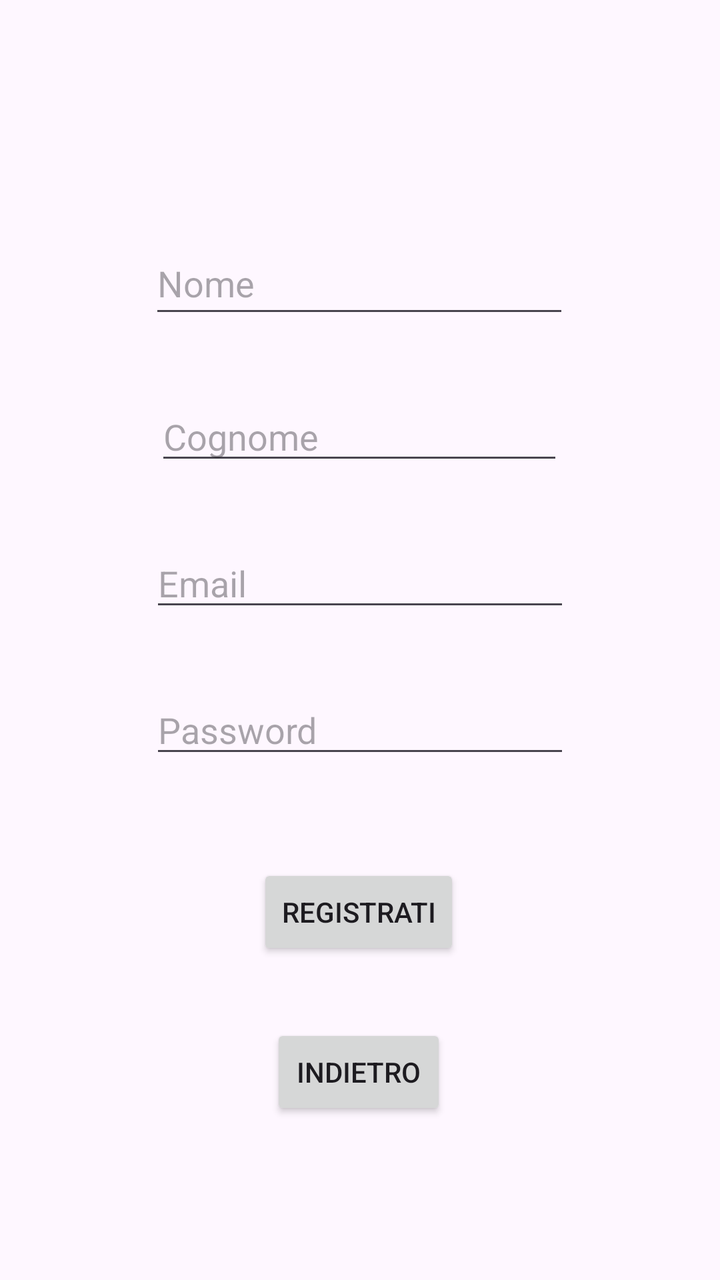
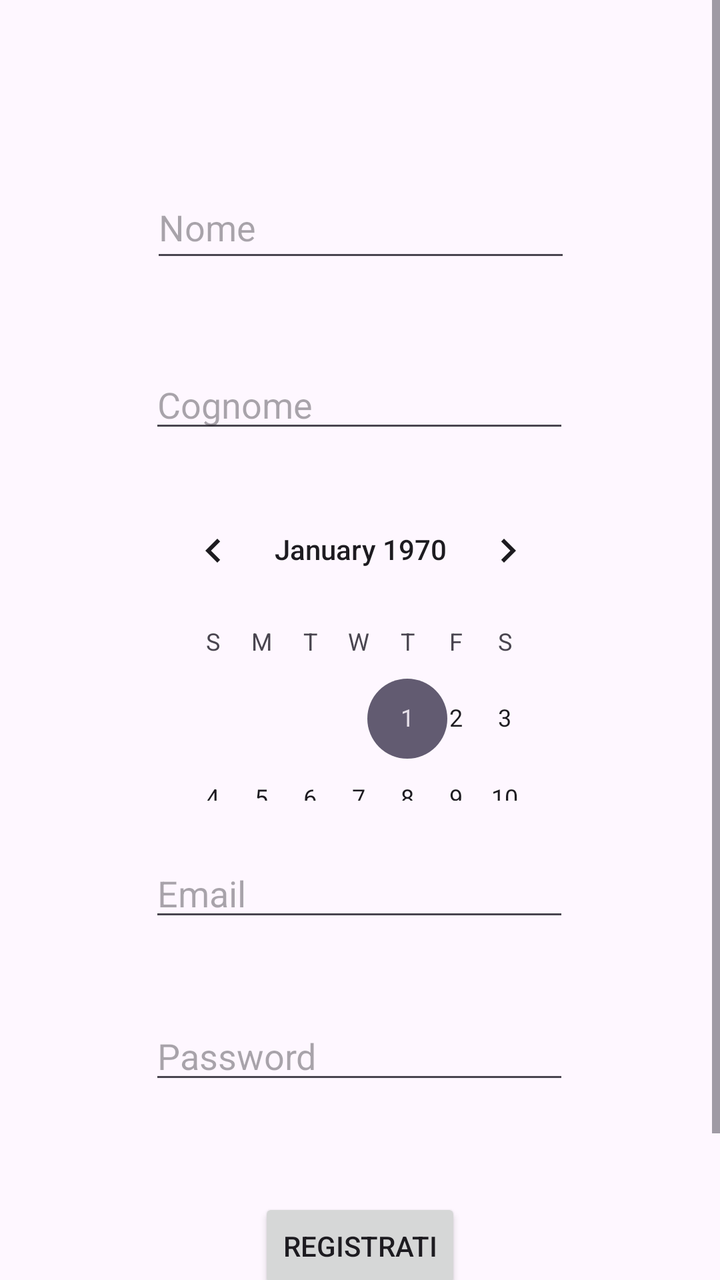

Screens rendered from an Android XML layout before and after an edit, with the pre-edit source and the edit as a unified diff.
<!-- AndroidManifest.xml: application theme Theme.AppAntincendio -->
<!-- res/layout/activity_second.xml -->
<?xml version="1.0" encoding="utf-8"?>
<androidx.constraintlayout.widget.ConstraintLayout xmlns:android="http://schemas.android.com/apk/res/android"
    xmlns:app="http://schemas.android.com/apk/res-auto"
    xmlns:tools="http://schemas.android.com/tools"
    android:id="@+id/main"
    android:layout_width="match_parent"
    android:layout_height="match_parent"
    tools:context=".SecondActivity"
    >

    <EditText
        android:id="@+id/editTextText"
        android:layout_width="wrap_content"
        android:layout_height="48dp"
        android:layout_marginTop="116dp"
        android:ems="10"
        android:hint="Nome"
        android:inputType="text"
        app:layout_constraintEnd_toEndOf="parent"
        app:layout_constraintHorizontal_bias="0.497"
        app:layout_constraintStart_toStartOf="parent"
        app:layout_constraintTop_toTopOf="parent" />

    <EditText
        android:id="@+id/editTextText2"
        android:layout_width="204dp"
        android:layout_height="wrap_content"
        android:layout_marginTop="32dp"
        android:ems="10"
        android:hint="Cognome"
        android:inputType="text"
        app:layout_constraintEnd_toEndOf="parent"
        app:layout_constraintHorizontal_bias="0.497"
        app:layout_constraintStart_toStartOf="parent"
        app:layout_constraintTop_toBottomOf="@+id/editTextText" />

    <EditText
        android:id="@+id/editTextTextEmailAddress"
        android:layout_width="wrap_content"
        android:layout_height="wrap_content"
        android:layout_marginTop="32dp"
        android:ems="10"
        android:hint="Email"
        android:inputType="textEmailAddress"
        app:layout_constraintEnd_toEndOf="parent"
        app:layout_constraintStart_toStartOf="parent"
        app:layout_constraintTop_toBottomOf="@+id/editTextText2" />

    <EditText
        android:id="@+id/editTextTextPassword"
        android:layout_width="wrap_content"
        android:layout_height="wrap_content"
        android:layout_marginTop="32dp"
        android:ems="10"
        android:hint="Password"
        android:inputType="textPassword"
        app:layout_constraintEnd_toEndOf="parent"
        app:layout_constraintStart_toStartOf="parent"
        app:layout_constraintTop_toBottomOf="@+id/editTextTextEmailAddress" />

    <Button
        android:id="@+id/button"
        android:layout_width="wrap_content"
        android:layout_height="wrap_content"
        android:layout_marginTop="48dp"
        android:text="Registrati"
        app:layout_constraintEnd_toEndOf="parent"
        app:layout_constraintHorizontal_bias="0.498"
        app:layout_constraintStart_toStartOf="parent"
        app:layout_constraintTop_toBottomOf="@+id/editTextTextPassword" />

    <Button
        android:id="@+id/indietro"
        android:layout_width="wrap_content"
        android:layout_height="wrap_content"
        android:layout_marginTop="32dp"
        android:text="Indietro"
        app:layout_constraintEnd_toEndOf="parent"
        app:layout_constraintHorizontal_bias="0.498"
        app:layout_constraintStart_toStartOf="parent"
        app:layout_constraintTop_toBottomOf="@+id/button" />

</androidx.constraintlayout.widget.ConstraintLayout>
<!-- resources referenced by this layout -->
<resources>
  <style name="Theme.AppAntincendio" parent="Theme.MaterialComponents.DayNight.DarkActionBar">
          
          <item name="colorPrimary">@color/purple_500</item>
          <item name="colorPrimaryVariant">@color/purple_700</item>
          <item name="colorOnPrimary">@color/white</item>
          
          <item name="colorSecondary">@color/teal_200</item>
          <item name="colorSecondaryVariant">@color/teal_700</item>
          <item name="colorOnSecondary">@color/black</item>
          
          <item name="android:statusBarColor">?attr/colorPrimaryVariant</item>
          
      </style>
  <color name="purple_500">#FF6200EE</color>
  <color name="purple_700">#FF3700B3</color>
  <color name="white">#FFFFFFFF</color>
  <color name="teal_200">#FF03DAC5</color>
  <color name="teal_700">#FF018786</color>
  <color name="black">#FF000000</color>
</resources>

<!-- the commit's change to res/layout/activity_second.xml (unified diff, before → after) -->
@@ -1,83 +1,101 @@
 <?xml version="1.0" encoding="utf-8"?>
-<androidx.constraintlayout.widget.ConstraintLayout xmlns:android="http://schemas.android.com/apk/res/android"
+<ScrollView xmlns:android="http://schemas.android.com/apk/res/android"
     xmlns:app="http://schemas.android.com/apk/res-auto"
     xmlns:tools="http://schemas.android.com/tools"
-    android:id="@+id/main"
-    android:layout_width="match_parent"
-    android:layout_height="match_parent"
-    tools:context=".SecondActivity"
-    >
+    tools:layout_editor_absoluteX="1dp"
+    tools:layout_editor_absoluteY="1dp"
+    android:layout_width="409dp"
+    android:layout_height="wrap_content">
 
-    <EditText
-        android:id="@+id/editTextText"
-        android:layout_width="wrap_content"
-        android:layout_height="48dp"
-        android:layout_marginTop="116dp"
-        android:ems="10"
-        android:hint="Nome"
-        android:inputType="text"
-        app:layout_constraintEnd_toEndOf="parent"
-        app:layout_constraintHorizontal_bias="0.497"
-        app:layout_constraintStart_toStartOf="parent"
-        app:layout_constraintTop_toTopOf="parent" />
+    <androidx.constraintlayout.widget.ConstraintLayout
+        android:id="@+id/main"
+        android:layout_width="match_parent"
+        android:layout_height="match_parent"
+        tools:context=".SecondActivity">
 
-    <EditText
-        android:id="@+id/editTextText2"
-        android:layout_width="204dp"
-        android:layout_height="wrap_content"
-        android:layout_marginTop="32dp"
-        android:ems="10"
-        android:hint="Cognome"
-        android:inputType="text"
-        app:layout_constraintEnd_toEndOf="parent"
-        app:layout_constraintHorizontal_bias="0.497"
-        app:layout_constraintStart_toStartOf="parent"
-        app:layout_constraintTop_toBottomOf="@+id/editTextText" />
 
-    <EditText
-        android:id="@+id/editTextTextEmailAddress"
-        android:layout_width="wrap_content"
-        android:layout_height="wrap_content"
-        android:layout_marginTop="32dp"
-        android:ems="10"
-        android:hint="Email"
-        android:inputType="textEmailAddress"
-        app:layout_constraintEnd_toEndOf="parent"
-        app:layout_constraintStart_toStartOf="parent"
-        app:layout_constraintTop_toBottomOf="@+id/editTextText2" />
+        <EditText
+            android:id="@+id/editTextText"
+            android:layout_width="wrap_content"
+            android:layout_height="48dp"
+            android:layout_marginTop="88dp"
+            android:ems="10"
+            android:hint="Nome"
+            android:inputType="text"
+            app:layout_constraintEnd_toEndOf="parent"
+            app:layout_constraintHorizontal_bias="0.502"
+            app:layout_constraintStart_toStartOf="parent"
+            app:layout_constraintTop_toTopOf="parent" />
 
-    <EditText
-        android:id="@+id/editTextTextPassword"
-        android:layout_width="wrap_content"
-        android:layout_height="wrap_content"
-        android:layout_marginTop="32dp"
-        android:ems="10"
-        android:hint="Password"
-        android:inputType="textPassword"
-        app:layout_constraintEnd_toEndOf="parent"
-        app:layout_constraintStart_toStartOf="parent"
-        app:layout_constraintTop_toBottomOf="@+id/editTextTextEmailAddress" />
+        <EditText
+            android:id="@+id/editTextTextEmailAddress"
+            android:layout_width="wrap_content"
+            android:layout_height="wrap_content"
+            android:layout_marginTop="24dp"
+            android:ems="10"
+            android:hint="Email"
+            android:inputType="textEmailAddress"
+            app:layout_constraintEnd_toEndOf="parent"
+            app:layout_constraintHorizontal_bias="0.497"
+            app:layout_constraintStart_toStartOf="parent"
+            app:layout_constraintTop_toBottomOf="@+id/calendarView" />
 
-    <Button
-        android:id="@+id/button"
-        android:layout_width="wrap_content"
-        android:layout_height="wrap_content"
-        android:layout_marginTop="48dp"
-        android:text="Registrati"
-        app:layout_constraintEnd_toEndOf="parent"
-        app:layout_constraintHorizontal_bias="0.498"
-        app:layout_constraintStart_toStartOf="parent"
-        app:layout_constraintTop_toBottomOf="@+id/editTextTextPassword" />
+        <Button
+            android:id="@+id/indietro"
+            android:layout_width="wrap_content"
+            android:layout_height="wrap_content"
+            android:layout_marginTop="28dp"
+            android:text="Indietro"
+            app:layout_constraintEnd_toEndOf="parent"
+            app:layout_constraintHorizontal_bias="0.503"
+            app:layout_constraintStart_toStartOf="parent"
+            app:layout_constraintTop_toBottomOf="@+id/button" />
 
-    <Button
-        android:id="@+id/indietro"
-        android:layout_width="wrap_content"
-        android:layout_height="wrap_content"
-        android:layout_marginTop="32dp"
-        android:text="Indietro"
-        app:layout_constraintEnd_toEndOf="parent"
-        app:layout_constraintHorizontal_bias="0.498"
-        app:layout_constraintStart_toStartOf="parent"
-        app:layout_constraintTop_toBottomOf="@+id/button" />
+        <Button
+            android:id="@+id/button"
+            android:layout_width="wrap_content"
+            android:layout_height="wrap_content"
+            android:layout_marginTop="52dp"
+            android:text="Registrati"
+            app:layout_constraintEnd_toEndOf="parent"
+            app:layout_constraintStart_toStartOf="parent"
+            app:layout_constraintTop_toBottomOf="@+id/editTextTextPassword" />
 
-</androidx.constraintlayout.widget.ConstraintLayout>
+        <EditText
+            android:id="@+id/editTextTextPassword"
+            android:layout_width="wrap_content"
+            android:layout_height="wrap_content"
+            android:layout_marginTop="40dp"
+            android:ems="10"
+            android:hint="Password"
+            android:inputType="textPassword"
+            app:layout_constraintEnd_toEndOf="parent"
+            app:layout_constraintHorizontal_bias="0.497"
+            app:layout_constraintStart_toStartOf="parent"
+            app:layout_constraintTop_toBottomOf="@+id/editTextTextEmailAddress" />
+
+        <EditText
+            android:id="@+id/editTextText2"
+            android:layout_width="wrap_content"
+            android:layout_height="wrap_content"
+            android:layout_marginTop="44dp"
+            android:ems="10"
+            android:hint="Cognome"
+            android:inputType="text"
+            app:layout_constraintEnd_toEndOf="parent"
+            app:layout_constraintHorizontal_bias="0.497"
+            app:layout_constraintStart_toStartOf="parent"
+            app:layout_constraintTop_toBottomOf="@+id/editTextText" />
+
+        <CalendarView
+            android:id="@+id/calendarView"
+            android:layout_width="212dp"
+            android:layout_height="159dp"
+            android:layout_marginTop="20dp"
+            app:layout_constraintEnd_toEndOf="parent"
+            app:layout_constraintHorizontal_bias="0.502"
+            app:layout_constraintStart_toStartOf="parent"
+            app:layout_constraintTop_toBottomOf="@+id/editTextText2" />
+    </androidx.constraintlayout.widget.ConstraintLayout>
+
+</ScrollView>
